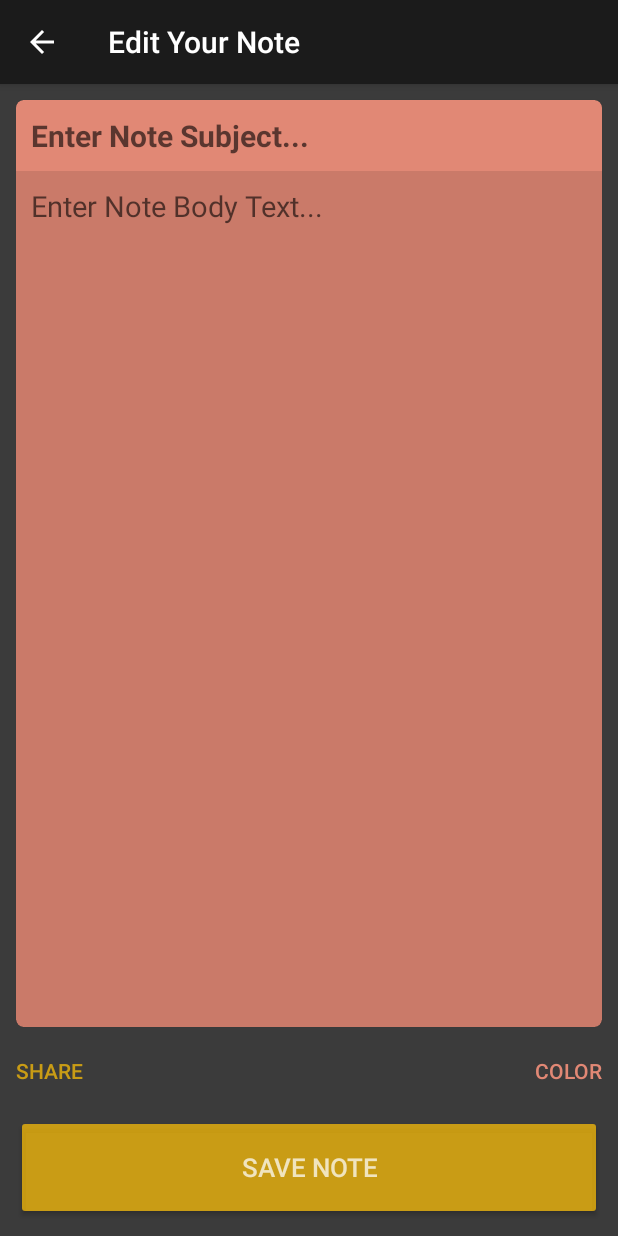
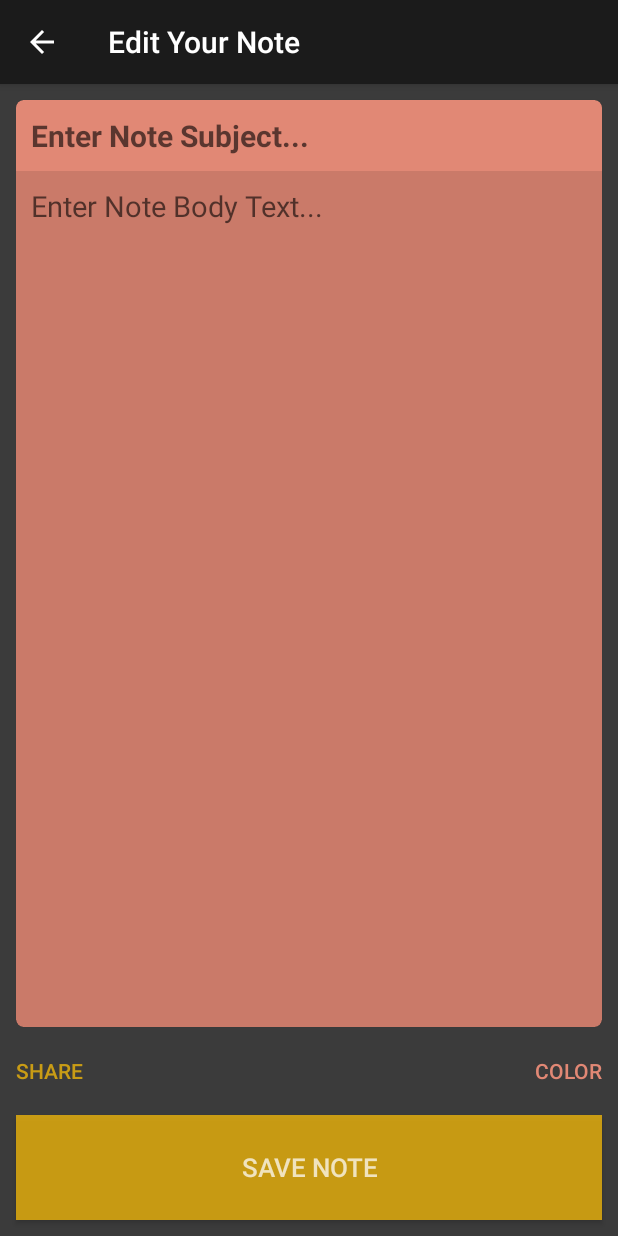
Before and after one commit to vladislavbarsov/rtu-keep-clone, an Android app: the screen it shows after launch (DetailActivity), after a tap on "ADD NEW NOTE", on a phone screen of 412 x 824 dp. Run offline under Robolectric (Android 15) with nearby library versions, the phone set to English and light mode, and no system bars; our stand-ins replace Room's generated code.

Commit message:
Refactor code

```diff
--- a/app/src/main/AndroidManifest.xml
+++ b/app/src/main/AndroidManifest.xml
@@ -12,7 +12,7 @@
         android:supportsRtl="true"
         android:theme="@style/AppTheme.Custom">
         <activity android:name=".DetailActivity"
-            android:label="@string/detailsPageLabel"></activity>
+            android:label="@string/detailsPageLabel"/>
         <activity android:name=".MainActivity"
             android:label="@string/mainPageLabel">
             <intent-filter>
--- a/app/src/main/java/com/example/rtukeepclone/MainActivity.kt
+++ b/app/src/main/java/com/example/rtukeepclone/MainActivity.kt
@@ -57,7 +57,8 @@ class MainActivity : AppCompatActivity(), AdapterClickListener {
         if (
             requestCode == REQUEST_CODE_DETAILS &&
             resultCode == Activity.RESULT_OK &&
-            data != null) {
+            data != null
+        ) {
             val noteId = data.getLongExtra(EXTRA_ID, 0)
             val note = notesDatabase.noteItemDao().getNoteById(noteId)
             val position = notes.indexOfFirst{ it.uid == note.uid }
@@ -68,9 +69,9 @@ class MainActivity : AppCompatActivity(), AdapterClickListener {
     }
 
     private fun checkForEmptyNote(){
-        if (!notes.isEmpty()){
+        if (notes.isNotEmpty()){
             val lastNote = notes[0]
-            if (lastNote.noteSubject == "" && lastNote.noteText == ""){
+            if (lastNote.noteTitle == "" && lastNote.noteText == ""){
                 notes.remove(lastNote)
                 notesDatabase.noteItemDao().deleteNote(lastNote)
             }
--- a/app/src/main/java/com/example/rtukeepclone/NoteItem.kt
+++ b/app/src/main/java/com/example/rtukeepclone/NoteItem.kt
@@ -5,7 +5,7 @@ import androidx.room.*
 
 @Entity(tableName = "note_item")
 data class NoteItem (
-    val noteSubject: String,
+    val noteTitle: String,
     val noteText: String,
     val noteColor: Int,
     @PrimaryKey(autoGenerate = true) var uid: Long = 0
--- a/app/src/main/res/layout/activity_detail.xml
+++ b/app/src/main/res/layout/activity_detail.xml
@@ -1,11 +1,12 @@
 <?xml version="1.0" encoding="utf-8"?>
-<androidx.constraintlayout.widget.ConstraintLayout xmlns:android="http://schemas.android.com/apk/res/android"
+<androidx.constraintlayout.widget.ConstraintLayout
+    xmlns:android="http://schemas.android.com/apk/res/android"
     xmlns:app="http://schemas.android.com/apk/res-auto"
     xmlns:tools="http://schemas.android.com/tools"
     android:layout_width="match_parent"
     android:layout_height="match_parent"
-    tools:context=".DetailActivity"
-    android:padding="@dimen/buttonMargin">
+    android:padding="@dimen/buttonMargin"
+    tools:context=".DetailActivity">
 
     <androidx.cardview.widget.CardView
         android:id="@+id/detailNoteCard"
@@ -15,6 +16,8 @@
         app:cardCornerRadius="@dimen/cardRadius"
         app:layout_constraintTop_toTopOf="parent"
         app:layout_constraintBottom_toTopOf="@+id/shareBtn"
+        app:layout_constraintStart_toStartOf="parent"
+        app:layout_constraintEnd_toEndOf="parent"
         app:cardBackgroundColor="@color/colorCardCoral">
 
         <androidx.constraintlayout.widget.ConstraintLayout
@@ -23,36 +26,35 @@
 
             <EditText
                 android:id="@+id/noteEditSubject"
-                android:layout_width="match_parent"
+                android:layout_width="0dp"
                 android:layout_height="wrap_content"
                 android:layout_margin="@dimen/textMargin"
-                android:ems="10"
                 android:textStyle="bold"
                 android:textSize="@dimen/detailSubjectSize"
                 android:textColor="@color/detailPageCardTextColor"
-                android:inputType="textPersonName"
                 android:hint="@string/editSubjectHint"
+                android:background="@null"
                 app:layout_constraintTop_toTopOf="parent"
-                android:background="@null"/>
+                app:layout_constraintStart_toStartOf="parent"
+                app:layout_constraintEnd_toEndOf="parent"/>
 
             <EditText
                 android:id="@+id/noteEditBodyText"
-                android:layout_width="match_parent"
+                android:layout_width="0dp"
                 android:layout_height="0dp"
                 android:layout_marginTop="10dp"
-                android:background="@color/colorCardTextBackdrop"
-                android:ems="10"
+                android:padding="@dimen/textMargin"
                 android:gravity="top|left"
+                android:textAlignment="gravity"
                 android:hint="@string/editBodyTextHint"
-                android:inputType="textMultiLine"
-                android:padding="@dimen/textMargin"
-                android:textAlignment="gravity"
                 android:textSize="@dimen/detailTextBodySize"
                 android:textColor="@color/detailPageCardTextColor"
-                app:layout_constraintBottom_toBottomOf="parent"
+                android:background="@color/colorCardTextBackdrop"
                 app:layout_constraintTop_toBottomOf="@+id/noteEditSubject"
-                app:layout_constraintVertical_bias="0.0"
-                tools:layout_editor_absoluteX="0dp" />
+                app:layout_constraintStart_toStartOf="parent"
+                app:layout_constraintEnd_toEndOf="parent"
+                app:layout_constraintBottom_toBottomOf="parent"/>
+
         </androidx.constraintlayout.widget.ConstraintLayout>
 
     </androidx.cardview.widget.CardView>
@@ -85,13 +87,15 @@
 
     <Button
         android:id="@+id/saveBtn"
-        android:layout_width="match_parent"
+        android:layout_width="0dp"
         android:layout_height="70dp"
         android:layout_margin="@dimen/buttonMargin"
         android:text="@string/saveBtn"
         android:textSize="@dimen/textSubjectSize"
-        android:backgroundTint="@color/goldButtonBackgroundColor"
+        android:background="@color/goldButtonBackgroundColor"
         android:textColor="@color/goldButtonTextColor"
-        app:layout_constraintBottom_toBottomOf="parent" />
+        app:layout_constraintBottom_toBottomOf="parent"
+        app:layout_constraintStart_toStartOf="parent"
+        app:layout_constraintEnd_toEndOf="parent"/>
 
 </androidx.constraintlayout.widget.ConstraintLayout>
```
Also changed, not shown: app/src/main/java/com/example/rtukeepclone/DetailActivity.kt (+12 -13 lines), app/src/main/java/com/example/rtukeepclone/NoteItemRecyclerAdapter.kt (+13 -9 lines), app/src/main/res/layout/activity_main.xml (+5 -3 lines), app/src/main/res/layout/note_item.xml (+10 -9 lines).
